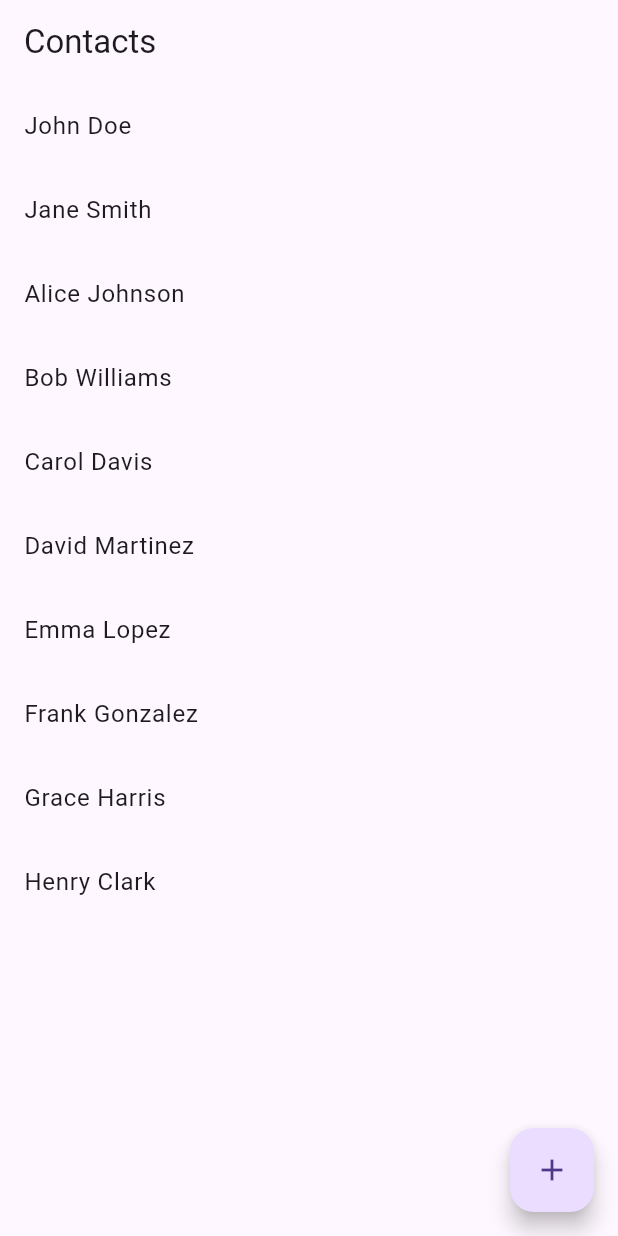
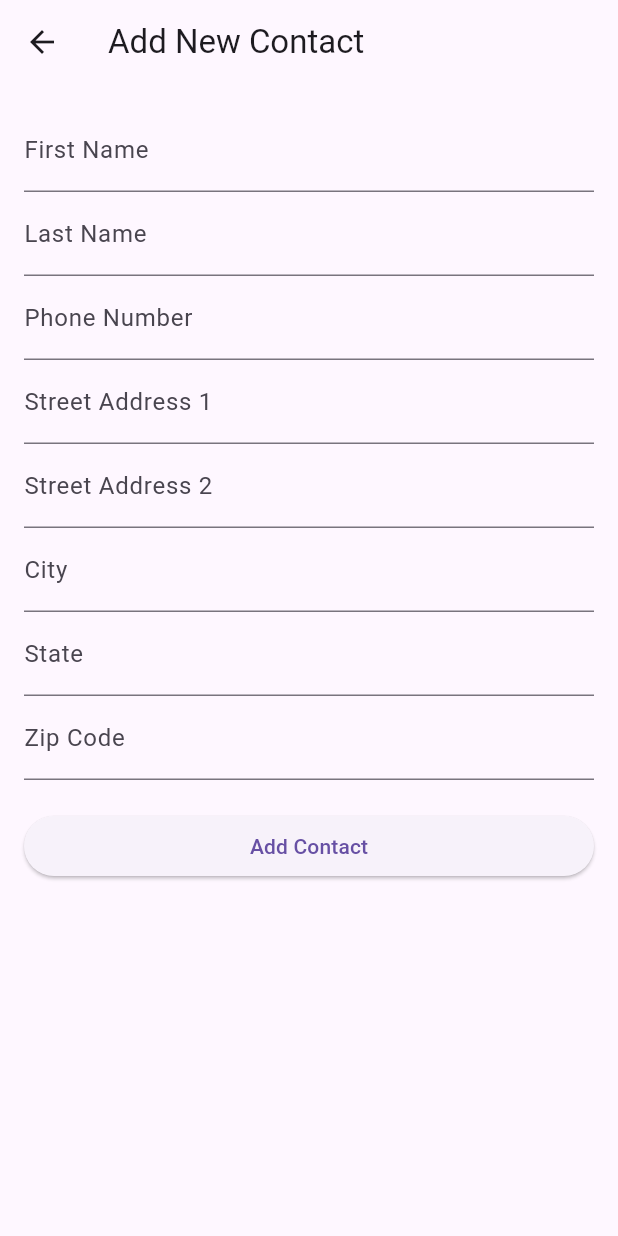
Before and after one commit to 10terabyte/simple_contacts, a Flutter app: the screen it shows after launch, after a tap on the "add" icon, on a phone screen of 412 x 824 dp. Run offline on Flutter 3.47's test engine with Material 3 defaults, Android fonts, the phone set to English and light mode, and no system bars; our stand-ins replace flutter_bloc, go_router, objectbox; generated files the repository leaves out were written again.

Commit message:
Feature: Add New Contact

```diff
--- a/lib/router/router.dart
+++ b/lib/router/router.dart
@@ -2,6 +2,7 @@ import 'package:flutter/material.dart';
 import 'package:go_router/go_router.dart';
 import '../ui/contact_list_screen.dart';
 import '../ui/contact_detail_screen.dart';
+import '../ui/add_contact_screen.dart';
 
 final GoRouter router = GoRouter(
   routes: <RouteBase>[
@@ -16,6 +17,10 @@ final GoRouter router = GoRouter(
             return ContactDetailScreen(contactId: int.parse(id!));
           },
         ),
+        GoRoute(
+          path: 'add-contact',
+          builder: (context, state) => AddContactScreen(),
+        ),
       ]
     ),
   ],
--- /dev/null
+++ b/lib/ui/add_contact_screen.dart
@@ -0,0 +1,129 @@
+import 'package:flutter/material.dart';
+import 'package:flutter_bloc/flutter_bloc.dart';
+import '../bloc/contact_bloc.dart';
+import '../models/contact.dart';
+
+class AddContactScreen extends StatelessWidget {
+  final _formKey = GlobalKey<FormState>();
+  final TextEditingController _firstNameController = TextEditingController();
+  final TextEditingController _lastNameController = TextEditingController();
+  final TextEditingController _phoneNumberController = TextEditingController();
+  final TextEditingController _streetAddress1Controller = TextEditingController();
+  final TextEditingController _streetAddress2Controller = TextEditingController();
+  final TextEditingController _cityController = TextEditingController();
+  final TextEditingController _stateController = TextEditingController();
+  final TextEditingController _zipCodeController = TextEditingController();
+
+  @override
+  Widget build(BuildContext context) {
+    return Scaffold(
+      appBar: AppBar(
+        title: Text('Add New Contact'),
+      ),
+      body: Padding(
+        padding: const EdgeInsets.all(16.0),
+        child: Form(
+          key: _formKey,
+          child: ListView(
+            children: <Widget>[
+              TextFormField(
+                controller: _firstNameController,
+                decoration: InputDecoration(labelText: 'First Name'),
+                validator: (value) {
+                  if (value == null || value.isEmpty) {
+                    return 'Please enter the first name';
+                  }
+                  return null;
+                },
+              ),
+              TextFormField(
+                controller: _lastNameController,
+                decoration: InputDecoration(labelText: 'Last Name'),
+                validator: (value) {
+                  if (value == null || value.isEmpty) {
+                    return 'Please enter the last name';
+                  }
+                  return null;
+                },
+              ),
+              TextFormField(
+                controller: _phoneNumberController,
+                decoration: InputDecoration(labelText: 'Phone Number'),
+                validator: (value) {
+                  if (value == null || value.isEmpty) {
+                    return 'Please enter the phone number';
+                  }
+                  return null;
+                },
+              ),
+              TextFormField(
+                controller: _streetAddress1Controller,
+                decoration: InputDecoration(labelText: 'Street Address 1'),
+                validator: (value) {
+                  if (value == null || value.isEmpty) {
+                    return 'Please enter the street address';
+                  }
+                  return null;
+                },
+              ),
+              TextFormField(
+                controller: _streetAddress2Controller,
+                decoration: InputDecoration(labelText: 'Street Address 2'),
+              ),
+              TextFormField(
+                controller: _cityController,
+                decoration: InputDecoration(labelText: 'City'),
+                validator: (value) {
+                  if (value == null || value.isEmpty) {
+                    return 'Please enter the city';
+                  }
+                  return null;
+                },
+              ),
+              TextFormField(
+                controller: _stateController,
+                decoration: InputDecoration(labelText: 'State'),
+                validator: (value) {
+                  if (value == null || value.isEmpty) {
+                    return 'Please enter the state';
+                  }
+                  return null;
+                },
+              ),
+              TextFormField(
+                controller: _zipCodeController,
+                decoration: InputDecoration(labelText: 'Zip Code'),
+                validator: (value) {
+                  if (value == null || value.isEmpty) {
+                    return 'Please enter the zip code';
+                  }
+                  return null;
+                },
+              ),
+              SizedBox(height: 20),
+              ElevatedButton(
+                onPressed: () {
+                  if (_formKey.currentState!.validate()) {
+                    final newContact = Contact(
+                      firstName: _firstNameController.text,
+                      lastName: _lastNameController.text,
+                      phoneNumber: _phoneNumberController.text,
+                      streetAddress1: _streetAddress1Controller.text,
+                      streetAddress2: _streetAddress2Controller.text,
+                      city: _cityController.text,
+                      state: _stateController.text,
+                      zipCode: _zipCodeController.text,
+                    );
+                    context.read<ContactBloc>().add(AddContact(newContact));
+                    Navigator.pop(context);
+                  }
+                },
+                child: Text('Add Contact'),
+              ),
+            ],
+          ),
+        ),
+      ),
+    );
+  }
+}
--- a/lib/ui/contact_list_screen.dart
+++ b/lib/ui/contact_list_screen.dart
@@ -29,7 +29,7 @@ class ContactListScreen extends StatelessWidget {
       floatingActionButton: FloatingActionButton(
         child: Icon(Icons.add),
         onPressed: () {
-          // Handle add new contact
+          context.go('/add-contact');
         },
       ),
     );
```
